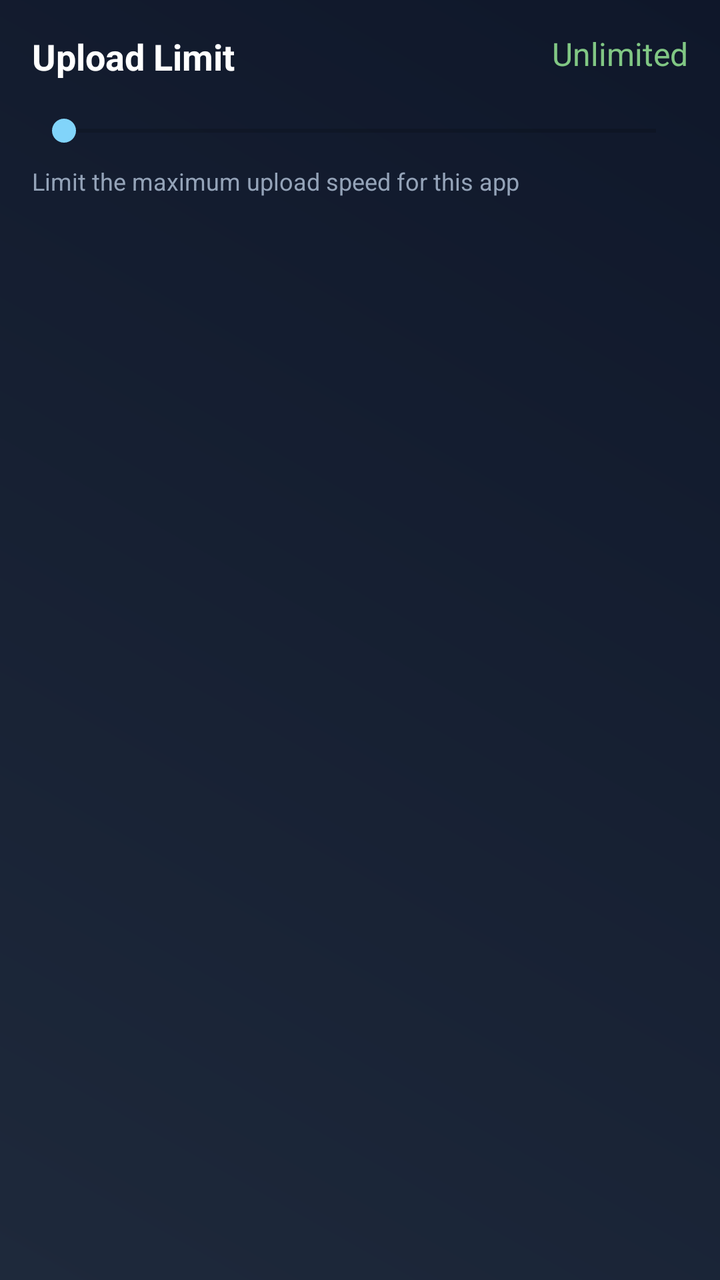
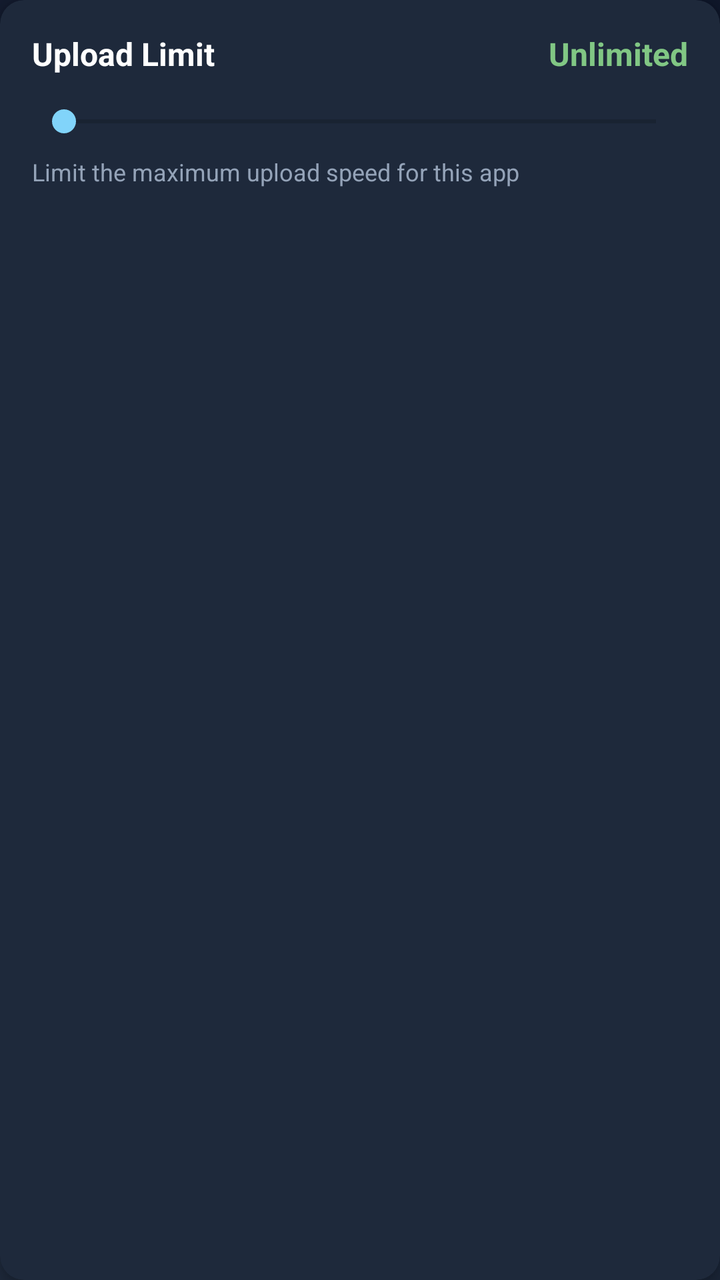

An Android layout rendered at two revisions. The XML below is the earlier revision; the diff shows what the commit changed to produce the second picture.
<!-- AndroidManifest.xml: application theme Theme.VortexTV -->
<!-- res/layout/item_bandwidth_limit.xml -->
<?xml version="1.0" encoding="utf-8"?>
<androidx.constraintlayout.widget.ConstraintLayout xmlns:android="http://schemas.android.com/apk/res/android"
    xmlns:app="http://schemas.android.com/apk/res-auto"
    android:layout_width="match_parent"
    android:layout_height="wrap_content"
    android:padding="16dp"
    android:layout_marginHorizontal="8dp"
    android:layout_marginVertical="6dp"
    android:background="@drawable/selector_item_virtual_app"
    android:focusable="false"
    android:clickable="false"
    android:minHeight="80dp"
    android:stateListAnimator="@animator/scaler"
    android:descendantFocusability="afterDescendants">

    <TextView
        android:id="@+id/tvTitle"
        android:layout_width="wrap_content"
        android:layout_height="wrap_content"
        android:text="Upload Limit"
        android:textColor="@color/white"
        android:textSize="18sp"
        android:textStyle="bold"
        app:layout_constraintStart_toStartOf="parent"
        app:layout_constraintTop_toTopOf="parent" />

    <TextView
        android:id="@+id/tvValue"
        android:layout_width="wrap_content"
        android:layout_height="wrap_content"
        android:text="Unlimited"
        android:textColor="#81C784"
        android:textSize="16sp"
        app:layout_constraintEnd_toEndOf="parent"
        app:layout_constraintTop_toTopOf="parent" />

    <SeekBar
        android:id="@+id/seekBar"
        android:layout_width="0dp"
        android:layout_height="wrap_content"
        android:layout_marginTop="16dp"
        android:max="8"
        android:progress="0"
        android:thumbTint="@color/baby_blue"
        android:progressTint="@color/baby_blue"
        android:focusable="true"
        android:focusableInTouchMode="true"
        app:layout_constraintStart_toStartOf="parent"
        app:layout_constraintEnd_toEndOf="parent"
        app:layout_constraintTop_toBottomOf="@id/tvTitle" />
        
    <TextView
        android:id="@+id/tvDescription"
        android:layout_width="wrap_content"
        android:layout_height="wrap_content"
        android:text="Limit the maximum upload speed for this app"
        android:textColor="#94A3B8"
        android:textSize="12sp"
        android:layout_marginTop="8dp"
        app:layout_constraintStart_toStartOf="parent"
        app:layout_constraintTop_toBottomOf="@id/seekBar" />

</androidx.constraintlayout.widget.ConstraintLayout>
<!-- resources referenced by this layout -->
<resources>
  <color name="baby_blue">#81D4FA</color>
  <color name="white">#FFFFFFFF</color>
  <!-- drawable selector_item_virtual_app (drawable) -->
  <?xml version="1.0" encoding="utf-8"?>
  <selector xmlns:android="http://schemas.android.com/apk/res/android">
      
      
      <item android:state_focused="true">
          <shape android:shape="rectangle">
              <stroke 
                  android:width="4dp" 
                  android:color="#FFFFFF"/>
              <corners android:radius="8dp"/>
              <solid android:color="#20FFFFFF"/> 
          </shape>
      </item>
      
      
      <item android:state_pressed="true">
          <shape android:shape="rectangle">
              <stroke 
                  android:width="6dp" 
                  android:color="#3B82F6"/>
              <corners android:radius="12dp"/>
          </shape>
      </item>
      
      
      <item>
          <shape android:shape="rectangle">
              <solid android:color="#00000000"/>
              <corners android:radius="12dp"/>
          </shape>
      </item>
      
  </selector>
  <style name="Theme.VortexTV" parent="Theme.MaterialComponents.DayNight.NoActionBar">
          
          <item name="colorPrimary">@color/accent_color</item>
          <item name="colorPrimaryVariant">@color/accent_focus</item>
          <item name="colorOnPrimary">@color/white</item>
          
          <item name="colorSecondary">@color/teal_200</item>
          <item name="colorSecondaryVariant">@color/teal_700</item>
          <item name="colorOnSecondary">@color/black</item>
          
          
          <item name="android:statusBarColor">@color/primary_dark</item>
          <item name="android:windowBackground">@drawable/bg_main</item>
      </style>
  <color name="accent_color">#6366F1</color>
  <color name="accent_focus">#818CF8</color>
  <color name="teal_200">#03DAC5</color>
  <color name="teal_700">#018786</color>
  <color name="black">#FF000000</color>
  <color name="primary_dark">#0F172A</color>
  <!-- drawable bg_main (drawable) -->
  <?xml version="1.0" encoding="utf-8"?>
  <shape xmlns:android="http://schemas.android.com/apk/res/android"
      android:shape="rectangle">
      <gradient
          android:angle="45"
          android:endColor="@color/primary_dark"
          android:startColor="@color/primary_light"
          android:type="linear" />
  </shape>
  <color name="primary_light">#1E293B</color>
</resources>

<!-- the commit's change to res/layout/item_bandwidth_limit.xml (unified diff, before → after) -->
@@ -1,63 +1,77 @@
 <?xml version="1.0" encoding="utf-8"?>
-<androidx.constraintlayout.widget.ConstraintLayout xmlns:android="http://schemas.android.com/apk/res/android"
+<androidx.cardview.widget.CardView
+    xmlns:android="http://schemas.android.com/apk/res/android"
     xmlns:app="http://schemas.android.com/apk/res-auto"
     android:layout_width="match_parent"
     android:layout_height="wrap_content"
-    android:padding="16dp"
     android:layout_marginHorizontal="8dp"
     android:layout_marginVertical="6dp"
-    android:background="@drawable/selector_item_virtual_app"
-    android:focusable="false"
-    android:clickable="false"
-    android:minHeight="80dp"
+    android:focusable="true"
+    android:focusableInTouchMode="true"
+    android:clickable="true"
     android:stateListAnimator="@animator/scaler"
-    android:descendantFocusability="afterDescendants">
+    android:descendantFocusability="afterDescendants"
+    app:cardBackgroundColor="@color/primary_light"
+    app:cardCornerRadius="12dp"
+    app:cardElevation="4dp">
 
-    <TextView
-        android:id="@+id/tvTitle"
-        android:layout_width="wrap_content"
+    <androidx.constraintlayout.widget.ConstraintLayout
+        xmlns:app="http://schemas.android.com/apk/res-auto"
+        android:layout_width="match_parent"
         android:layout_height="wrap_content"
-        android:text="Upload Limit"
-        android:textColor="@color/white"
-        android:textSize="18sp"
-        android:textStyle="bold"
-        app:layout_constraintStart_toStartOf="parent"
-        app:layout_constraintTop_toTopOf="parent" />
+        android:padding="16dp"
+        android:minHeight="96dp">
 
-    <TextView
-        android:id="@+id/tvValue"
-        android:layout_width="wrap_content"
-        android:layout_height="wrap_content"
-        android:text="Unlimited"
-        android:textColor="#81C784"
-        android:textSize="16sp"
-        app:layout_constraintEnd_toEndOf="parent"
-        app:layout_constraintTop_toTopOf="parent" />
+        <TextView
+            android:id="@+id/tvTitle"
+            android:layout_width="wrap_content"
+            android:layout_height="wrap_content"
+            android:text="Upload Limit"
+            android:textColor="@color/white"
+            android:textSize="16sp"
+            android:textStyle="bold"
+            app:layout_constraintStart_toStartOf="parent"
+            app:layout_constraintTop_toTopOf="parent" />
 
-    <SeekBar
-        android:id="@+id/seekBar"
-        android:layout_width="0dp"
-        android:layout_height="wrap_content"
-        android:layout_marginTop="16dp"
-        android:max="8"
-        android:progress="0"
-        android:thumbTint="@color/baby_blue"
-        android:progressTint="@color/baby_blue"
-        android:focusable="true"
-        android:focusableInTouchMode="true"
-        app:layout_constraintStart_toStartOf="parent"
-        app:layout_constraintEnd_toEndOf="parent"
-        app:layout_constraintTop_toBottomOf="@id/tvTitle" />
+        <TextView
+            android:id="@+id/tvValue"
+            android:layout_width="wrap_content"
+            android:layout_height="wrap_content"
+            android:text="Unlimited"
+            android:textColor="#81C784"
+            android:textSize="16sp"
+            android:textStyle="bold"
+            app:layout_constraintEnd_toEndOf="parent"
+            app:layout_constraintTop_toTopOf="parent" />
+
         
-    <TextView
-        android:id="@+id/tvDescription"
-        android:layout_width="wrap_content"
-        android:layout_height="wrap_content"
-        android:text="Limit the maximum upload speed for this app"
-        android:textColor="#94A3B8"
-        android:textSize="12sp"
-        android:layout_marginTop="8dp"
-        app:layout_constraintStart_toStartOf="parent"
-        app:layout_constraintTop_toBottomOf="@id/seekBar" />
+        <SeekBar
+            android:id="@+id/seekBar"
+            android:layout_width="0dp"
+            android:layout_height="wrap_content"
+            android:layout_marginTop="14dp"
+            android:max="8"
+            android:progress="0"
+            android:thumbTint="@color/baby_blue"
+            android:progressTint="@color/baby_blue"
+            android:focusable="true"
+            android:focusableInTouchMode="true"
+            app:layout_constraintStart_toStartOf="parent"
+            app:layout_constraintEnd_toEndOf="parent"
+            app:layout_constraintTop_toBottomOf="@id/tvTitle" />
 
-</androidx.constraintlayout.widget.ConstraintLayout>
+        <TextView
+            android:id="@+id/tvDescription"
+            android:layout_width="0dp"
+            android:layout_height="wrap_content"
+            android:text="Limit the maximum upload speed for this app"
+            android:textColor="#94A3B8"
+            android:textSize="12sp"
+            android:layout_marginTop="8dp"
+            app:layout_constraintStart_toStartOf="parent"
+            app:layout_constraintEnd_toEndOf="parent"
+            app:layout_constraintTop_toBottomOf="@id/seekBar" />
+
+    </androidx.constraintlayout.widget.ConstraintLayout>
+
+</androidx.cardview.widget.CardView>
<!-- resource entries referenced after the edit -->
@@ -2,40 +2,6 @@
 <resources>
   <color name="baby_blue">#81D4FA</color>
   <color name="white">#FFFFFFFF</color>
-  <!-- drawable selector_item_virtual_app (drawable) -->
-  <?xml version="1.0" encoding="utf-8"?>
-  <selector xmlns:android="http://schemas.android.com/apk/res/android">
-      
-      
-      <item android:state_focused="true">
-          <shape android:shape="rectangle">
-              <stroke 
-                  android:width="4dp" 
-                  android:color="#FFFFFF"/>
-              <corners android:radius="8dp"/>
-              <solid android:color="#20FFFFFF"/> 
-          </shape>
-      </item>
-      
-      
-      <item android:state_pressed="true">
-          <shape android:shape="rectangle">
-              <stroke 
-                  android:width="6dp" 
-                  android:color="#3B82F6"/>
-              <corners android:radius="12dp"/>
-          </shape>
-      </item>
-      
-      
-      <item>
-          <shape android:shape="rectangle">
-              <solid android:color="#00000000"/>
-              <corners android:radius="12dp"/>
-          </shape>
-      </item>
-      
-  </selector>
   <style name="Theme.VortexTV" parent="Theme.MaterialComponents.DayNight.NoActionBar">
           
           <item name="colorPrimary">@color/accent_color</item>
